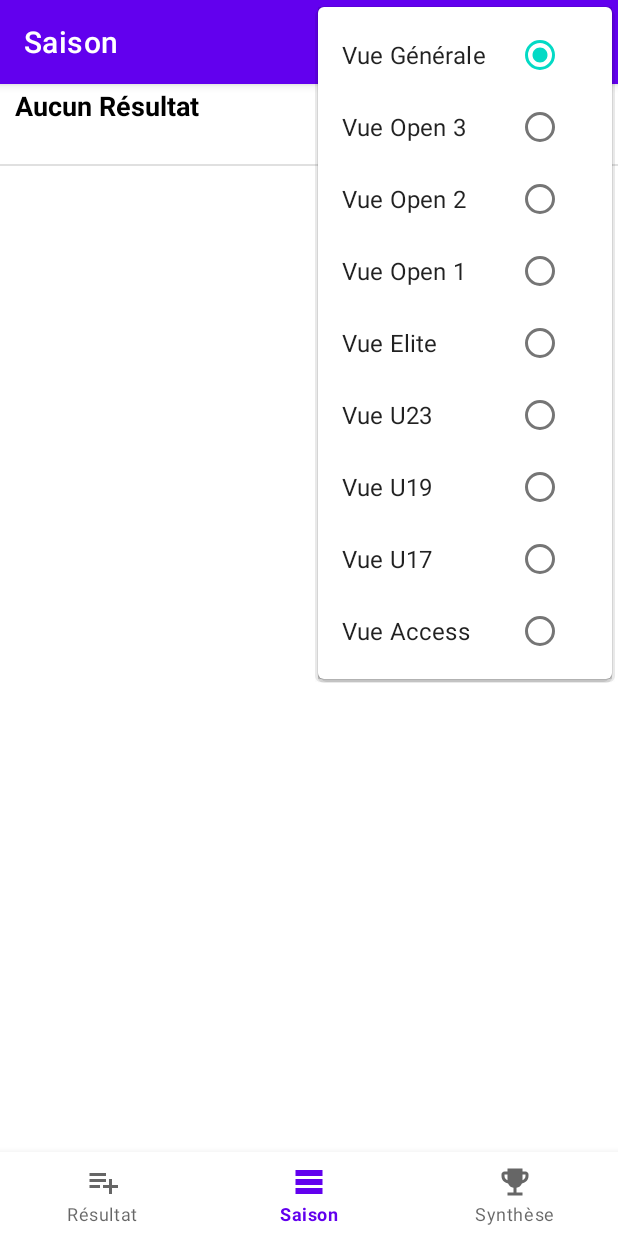
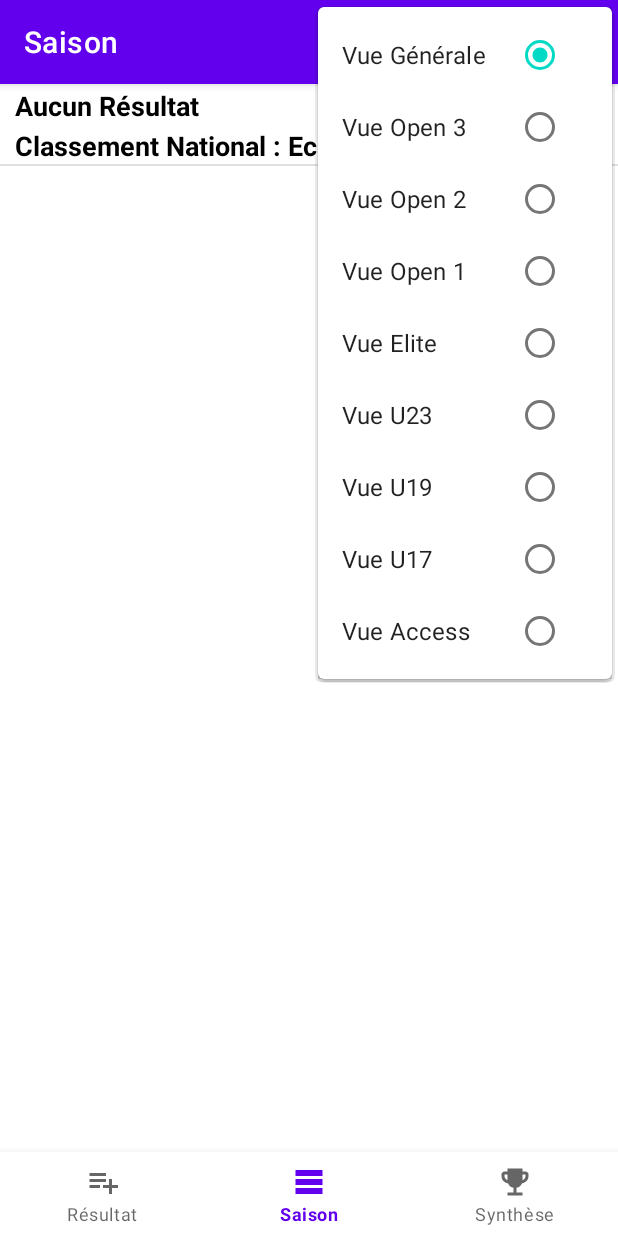
Before and after one commit to garnierpascalweb/ffcalculator-mobile, an Android app: the screen it shows after launch (MainActivity), with the options menu open, on a phone screen of 412 x 824 dp. Run offline under Robolectric (Android 15) with nearby library versions, the light colour scheme and no system bars; our stand-ins replace Room's generated code, navigation-ui.

Commit message:
1.0.0: premiere version debug livree

```diff
--- a/app/src/main/java/com/gpwsofts/ffcalculator/mobile/MainActivity.java
+++ b/app/src/main/java/com/gpwsofts/ffcalculator/mobile/MainActivity.java
@@ -29,7 +29,7 @@ public class MainActivity extends AppCompatActivity {
     private static final String TAG_NAME = "MainActivity";
     private ActivityMainBinding binding;
     private VueViewModel vueViewModel;
-    private int itemIdSelected = 0;
+    private int indexInComboMenuSelected = 0;
 
 
     @Override
@@ -46,15 +46,24 @@ public class MainActivity extends AppCompatActivity {
         NavController navController = Navigation.findNavController(this, R.id.nav_host_fragment_activity_main);
         NavigationUI.setupActionBarWithNavController(this, navController, appBarConfiguration);
         NavigationUI.setupWithNavController(binding.navView, navController);
-        if (vueViewModel.getVueLiveData() == null)
+
+        if (vueViewModel.getCurrentCodeVue() == null)
             vueViewModel.loadVueAsync();
+
         vueViewModel.getVueLiveData().observe(this, vue -> {
             try{
                 LogUtils.i(TAG_NAME, "debut observer vue");
                 if (vue != null) {
-                    itemIdSelected = vue.getIndexInComboMenu();
-                    LogUtils.d(TAG_NAME, "vue selectionnee <" + vue.getCode() + "> - itemId correspondant <" + itemIdSelected + "> - appel invalidateOptionsMenu()");
-                    invalidateOptionsMenu();
+                    final String newCodeVue = vue.getCode();
+                    if (newCodeVue.equals(vueViewModel.getCurrentCodeVue())){
+                        LogUtils.d(TAG_NAME, "vue selectionnee identique en cache");
+                    } else {
+                        indexInComboMenuSelected = vue.getIndexInComboMenu();
+                        LogUtils.d(TAG_NAME, "nouvelle vue selectionnee <" + newCodeVue + "> - indexInComboMenuSelected correspondant <" + indexInComboMenuSelected + "> - appel invalidateOptionsMenu()");
+                        vueViewModel.setCurrentCodeVue(newCodeVue);
+                        invalidateOptionsMenu();
+                        Toast.makeText(this, getString(R.string.toast_update_vue_ok, vue.getName()), Toast.LENGTH_SHORT).show();
+                    }
                 } else {
                     LogUtils.w(TAG_NAME, "vue null");
                 }
@@ -73,8 +82,8 @@ public class MainActivity extends AppCompatActivity {
         LogUtils.i(TAG_NAME, "debut onCreateOptionsMenu");
         MenuInflater menuInflater = this.getMenuInflater();
         menuInflater.inflate(R.menu.vues_menu, menu);
-        LogUtils.d(TAG_NAME, "onCreateOptionsMenu - check index <" + itemIdSelected + ">");
-        menu.getItem(itemIdSelected).setChecked(true);
+        LogUtils.d(TAG_NAME, "onCreateOptionsMenu - cochage indexInComboMenuSelected <" + indexInComboMenuSelected + ">");
+        menu.getItem(indexInComboMenuSelected).setChecked(true);
         LogUtils.i(TAG_NAME, "fin onCreateOptionsMenu");
         return true;
     }
--- a/app/src/main/java/com/gpwsofts/ffcalculator/mobile/services/client/VueApiClient.java
+++ b/app/src/main/java/com/gpwsofts/ffcalculator/mobile/services/client/VueApiClient.java
@@ -1,6 +1,7 @@
 package com.gpwsofts.ffcalculator.mobile.services.client;
 
 import androidx.lifecycle.LiveData;
+import androidx.lifecycle.MutableLiveData;
 
 import com.gpwsofts.ffcalculator.mobile.AppExecutors;
 import com.gpwsofts.ffcalculator.mobile.FFCalculatorApplication;
@@ -23,14 +24,15 @@ public class VueApiClient extends AbstractApiClient {
     private static final String KEY_VUE = "vue";
     private static final int JOB_TIMEOUT = 5000;
     private static VueApiClient instance;
-    private final SingleLiveEvent<Vue> mVue;
+    // private final SingleLiveEvent<Vue> mVue;
+    private final MutableLiveData<Vue> mVue;
     private SetVueRunnable setVueRunnable;
     private GetVueRunnable getVueRunnable;
 
 
     private VueApiClient() {
         LogUtils.i(TAG_NAME, "instanciation de VueApiClient");
-        mVue = new SingleLiveEvent<>();
+        mVue = new MutableLiveData<>();
         LogUtils.i(TAG_NAME, "fin instanciation de VueApiClient");
     }
 
@@ -85,7 +87,7 @@ public class VueApiClient extends AbstractApiClient {
             try {
                 LogUtils.d(TAG_NAME, "debut job asynchrone SetVueRunnable - itemId selectionne <" + itemId + ">");
                 final String codeVue = FFCalculatorApplication.instance.getServicesManager().getVueService().getCodeVueFromMenuItem(itemId);
-                LogUtils.d(TAG_NAME, "envoi en shared prefs du code vue associée - <" + KEY_VUE + "> <" + codeVue + ">");
+                LogUtils.d(TAG_NAME, "envoi en shared prefs du code vue associée au idemId <" + itemId + "> - <" + KEY_VUE + "> <" + codeVue + ">");
                 if (FFCalculatorApplication.instance.getSharedPrefs().setSharedPrefsVue(codeVue)){
                     newVue = FFCalculatorApplication.instance.getServicesManager().getVueService().getVueInstance(codeVue);
                     mVue.postValue(newVue);
@@ -123,7 +125,7 @@ public class VueApiClient extends AbstractApiClient {
             final String currentCodeVue = FFCalculatorApplication.instance.getSharedPrefs().getSharedPrefsVue();
             LogUtils.v(TAG_NAME, "valeur = <" + currentCodeVue + "> - instanciation de la Vue correspondante et publication en livedata");
             final Vue currentVue = FFCalculatorApplication.instance.getServicesManager().getVueService().getVueInstance(currentCodeVue);
-            mVue.setValue(currentVue);
+            mVue.postValue(currentVue);
             LogUtils.d(TAG_NAME, "fin du job asynchrone GetVueRunnable");
         }
     }
--- a/app/src/main/java/com/gpwsofts/ffcalculator/mobile/ui/season/SeasonFragment.java
+++ b/app/src/main/java/com/gpwsofts/ffcalculator/mobile/ui/season/SeasonFragment.java
@@ -30,19 +30,20 @@ public class SeasonFragment extends Fragment {
 
     @Override
     public void onCreate(@Nullable Bundle savedInstanceState) {
-        LogUtils.d(TAG_NAME, "appel de onCreate");
+        LogUtils.i(TAG_NAME, "appel de onCreate");
         super.onCreate(savedInstanceState);
-        LogUtils.i(TAG_NAME, "appel de onCreate");
         seasonViewModel = new ViewModelProvider(requireActivity()).get(SeasonViewModel.class);
         vueViewModel = new ViewModelProvider(requireActivity()).get(VueViewModel.class);
-        LogUtils.d(TAG_NAME, "fin appel de onCreate");
+        LogUtils.i(TAG_NAME, "fin appel de onCreate");
     }
 
     @Override
     public View onCreateView(@NonNull LayoutInflater inflater, ViewGroup container, Bundle savedInstanceState) {
-        LogUtils.d(TAG_NAME, "appel de onCreateView");
+        LogUtils.i(TAG_NAME, "appel de onCreateView");
         binding = FragmentSeasonBinding.inflate(inflater, container, false);
-        LogUtils.d(TAG_NAME, "fin appel de onCreateView");
+        LogUtils.d(TAG_NAME, "onCreateView - chargement asynchrone vue");
+        vueViewModel.loadVueAsync();
+        LogUtils.i(TAG_NAME, "fin appel de onCreateView");
         return binding.getRoot();
     }
 
@@ -71,26 +72,47 @@ public class SeasonFragment extends Fragment {
             @Override
             public void onSwiped(@NonNull RecyclerView.ViewHolder viewHolder, int direction) {
                 try {
-                    LogUtils.v(TAG_NAME, "demande de suppression de resultat par swipe");
+                    LogUtils.d(TAG_NAME, "demande suppression de resultat par swipe");
                     seasonViewModel.delete(resultListAdapter.getItemFromAdapter(viewHolder.getAbsoluteAdapterPosition()));
                 } catch (Exception e) {
+                    LogUtils.e(TAG_NAME, "probleme suppression de resultat par swipe");
                     FFCalculatorApplication.instance.getServicesManager().getAsyncReportService().sendReportAsync(TAG_NAME, e);
                 } finally {
-                    LogUtils.v(TAG_NAME, "fin de demande de suppression de resultat par swipe");
+                    LogUtils.d(TAG_NAME, "fin demande suppression de resultat par swipe");
                 }
             }
         });
-        LogUtils.i(TAG_NAME, "attachement a la recyclerView du itemTouchHelper ");
+        LogUtils.d(TAG_NAME, "attachement recyclerView du itemTouchHelper ");
         itemTouchHelper.attachToRecyclerView(resultRV);
         // FIN DEFINITION DE ItemTouchHelper POUR LE SWITCH SUPPRESSION
+
+        // OBSERVATION DUN CHANGEMENT DE VUE
+        vueViewModel.getVueLiveData().observe(getViewLifecycleOwner(), vue -> {
+            try{
+                LogUtils.i(TAG_NAME, "debut observer vue");
+                // si on a changé de type de classement, faut recalculer
+                final String vueClassType = vue.getMapClass();
+                if (vueClassType.equals(seasonViewModel.getCurrentClassType())){
+                    LogUtils.d(TAG_NAME, "type classement nouvelle vue <" + vue.getCode() + "> identique en cache <" + vueClassType + "> - pas de recalcul");
+                } else {
+                    LogUtils.d(TAG_NAME, "type classement nouvelle vue <" + vue.getCode() + "> (" + vueClassType + ") different du cache <" + seasonViewModel.getCurrentClassType() + "> - recalcul");
+                    seasonViewModel.searchPosApi(seasonViewModel.getCurrentPts(), vueClassType);
+                    seasonViewModel.setCurrentClassType(vueClassType);
+                }
+            } catch (Exception e) {
+                LogUtils.e(TAG_NAME, "observer vue - probleme sur observer vue, envoi report ", e);
+                FFCalculatorApplication.instance.getServicesManager().getAsyncReportService().sendReportAsync(TAG_NAME, e);
+            } finally {
+                LogUtils.i(TAG_NAME, "fin observer vue");
+            }
+        });
 
         // OBSERVATION DUN CHANGEMENT DANS LA LISTE DE RESULTATS
         seasonViewModel.getAllResultsLiveData().observe(getViewLifecycleOwner(), results -> {
             try {
                 LogUtils.i(TAG_NAME, "debut observer results");
                 if (results != null) {
-                    LogUtils.d(TAG_NAME, "observer results - la liste chargee n'est pas nulle");
-                    LogUtils.d(TAG_NAME, "observer results - mise a jour de l'adapter de la liste des resultats (désormais <" + results.size() + "> élements)");
+                    LogUtils.d(TAG_NAME, "observer results - update liste resultats (désormais <" + results.size() + "> élements)");
                     resultListAdapter.submitList(results);
                 }
             } catch (Exception e) {
@@ -106,23 +128,19 @@ public class SeasonFragment extends Fragment {
             try {
                 LogUtils.i(TAG_NAME, "debut observer allPts");
                 if (null != pts) {
-                    LogUtils.d(TAG_NAME, "observer allPts - le resultat rendu n'est pas null");
                     if (Double.compare(pts, seasonViewModel.getCurrentPts()) != 0) {
                         // valeur rendue differente de celle en cache, recalcul de la position au classement antional
-                        LogUtils.d(TAG_NAME, "observer allPts - la valeur rendue est differente de celle en cache");
                         final String classType = vueViewModel.getVueLiveData().getValue().getMapClass();
                         textViewPos.setText(getString(R.string.label_classement_national_loading));
-                        LogUtils.d(TAG_NAME, "observer allPts - envoi du job asynchrone de recherche de la position pour <" + pts + "> pts sur le classeemnt <" + classType + ">");
+                        LogUtils.d(TAG_NAME, "observer allPts - envoi job asynchrone recherche position pour <" + pts + "> pts sur le classement <" + classType + ">");
                         seasonViewModel.searchPosApi(pts, classType);
                         seasonViewModel.setCurrentPts(pts);
                         seasonViewModel.setCurrentClassType(classType);
                     } else {
-                        // valeur rendue egale a celle en cache, pas recalcul de la position au classement antional saud si indfini
-                        LogUtils.d(TAG_NAME, "observer allPts - la valeur rendue est la meme que celle en cache");
+                        LogUtils.d(TAG_NAME, "observer allPts - valeur identique au cache <" + pts + "> - pas de recalcul");
                         if (null == seasonViewModel.getCurrentPos()) {
-                            LogUtils.d(TAG_NAME, "observer allPts - pas de position en cache");
                             final String classType = vueViewModel.getVueLiveData().getValue().getMapClass();
-                            LogUtils.d(TAG_NAME, "observer allPts - envoi du job asynchrone de recherche de la position pour <" + pts + "> pts sur le classeemnt <" + classType + ">");
+                            LogUtils.d(TAG_NAME, "observer allPts - envoi job asynchrone recherche position pour <" + pts + "> pts sur le classeemnt <" + classType + ">");
                             seasonViewModel.searchPosApi(pts, classType);
                         } else {
                             LogUtils.v(TAG_NAME, "observer allPts - conservation de la position en cache = <" + seasonViewModel.getCurrentPos() + ">");
@@ -131,12 +149,11 @@ public class SeasonFragment extends Fragment {
                     }
                     textViewPts.setText(getString(R.string.label_total_pts_ok, pts));
                 } else {
-                    LogUtils.d(TAG_NAME, "observer allPts - le resultat rendu est null - aucun resultat");
                     textViewPts.setText(getString(R.string.label_aucun_resultat));
                     textViewPos.setText("");
-                    LogUtils.w(TAG_NAME, "la valeur de pts est pas renseignee");
                 }
             } catch (Exception e) {
+                LogUtils.e(TAG_NAME, "observer allPts - probleme technique",e);
                 FFCalculatorApplication.instance.getServicesManager().getAsyncReportService().sendReportAsync(TAG_NAME, e);
             } finally {
                 LogUtils.i(TAG_NAME, "fin observer allPts");
--- a/app/src/main/java/com/gpwsofts/ffcalculator/mobile/ui/season/SeasonViewModel.java
+++ b/app/src/main/java/com/gpwsofts/ffcalculator/mobile/ui/season/SeasonViewModel.java
@@ -27,13 +27,13 @@ public class SeasonViewModel extends AndroidViewModel {
 
     public SeasonViewModel(Application application) {
         super(application);
-        LogUtils.i(TAG_NAME, "Instantiotion de SeasonViewModel");
+        LogUtils.i(TAG_NAME, "Instantiation de SeasonViewModel");
         databaseResultRepository = DatabaseResultRepository.getInstance();
         posRepository = OverallPosRepository.getInstance();
         currentPts = 0.0;
         currentPos = 0;
         currentClassType = "";
-        LogUtils.i(TAG_NAME, "Fin instantiotion de SeasonViewModel");
+        LogUtils.i(TAG_NAME, "Fin instantiation de SeasonViewModel");
     }
 
     public LiveData<Double> getAllPtsLiveData() {
@@ -41,12 +41,10 @@ public class SeasonViewModel extends AndroidViewModel {
     }
 
     public void delete(Result result) {
-        LogUtils.i(TAG_NAME, "Suppression d un resultat");
         databaseResultRepository.delete(result);
     }
 
     public LiveData<List<Result>> getAllResultsLiveData() {
-        LogUtils.i(TAG_NAME, "Recuperation de la liste de tous les resultats");
         return databaseResultRepository.getAllResultsLiveData();
     }
 
--- a/app/src/main/java/com/gpwsofts/ffcalculator/mobile/ui/view/VueViewModel.java
+++ b/app/src/main/java/com/gpwsofts/ffcalculator/mobile/ui/view/VueViewModel.java
@@ -8,6 +8,7 @@ import com.gpwsofts.ffcalculator.mobile.repository.VueRepository;
 
 public class VueViewModel extends ViewModel {
     private final VueRepository vueRepository;
+    private String currentCodeVue;
 
     public VueViewModel() {
         vueRepository = VueRepository.getInstance();
@@ -24,4 +25,12 @@ public class VueViewModel extends ViewModel {
     public void updateVueFromMenuAsync(int itemId){
         vueRepository.updateVueFromMenuAsync(itemId);
     }
+
+    public String getCurrentCodeVue() {
+        return currentCodeVue;
+    }
+
+    public void setCurrentCodeVue(String currentCodeVue) {
+        this.currentCodeVue = currentCodeVue;
+    }
 }
```
Also changed, not shown: app/src/main/java/com/gpwsofts/ffcalculator/mobile/ui/result/AddResultFragment.java (+6 -7 lines).
